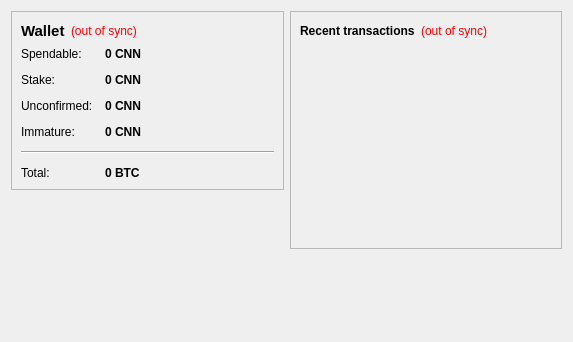
Above: src/qt/forms/overviewpage.ui from cannationproject/cannation before the change. Below: the same form after it.
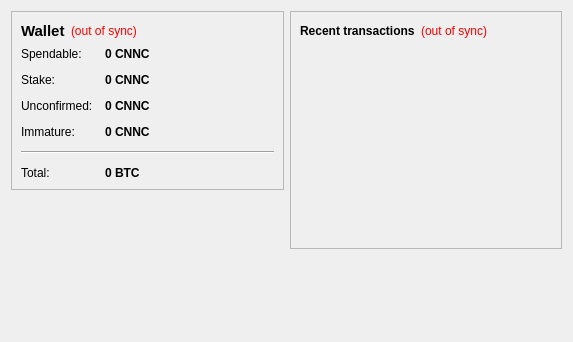
That is the form after the change.

```diff
--- a/src/qt/forms/overviewpage.ui
+++ b/src/qt/forms/overviewpage.ui
@@ -105,7 +105,7 @@
              <string>Your current spendable balance</string>
             </property>
             <property name="text">
-             <string notr="true">0 CNN</string>
+             <string notr="true">0 CNNC</string>
             </property>
             <property name="textInteractionFlags">
              <set>Qt::LinksAccessibleByMouse|Qt::TextSelectableByKeyboard|Qt::TextSelectableByMouse</set>
@@ -134,7 +134,7 @@
              <string>Total of coins that was staked, and do not yet count toward the current balance</string>
             </property>
             <property name="text">
-             <string notr="true">0 CNN</string>
+             <string notr="true">0 CNNC</string>
             </property>
             <property name="textInteractionFlags">
              <set>Qt::LinksAccessibleByMouse|Qt::TextSelectableByKeyboard|Qt::TextSelectableByMouse</set>
@@ -163,7 +163,7 @@
              <string>Total of transactions that have yet to be confirmed, and do not yet count toward the current balance</string>
             </property>
             <property name="text">
-             <string notr="true">0 CNN</string>
+             <string notr="true">0 CNNC</string>
             </property>
             <property name="textInteractionFlags">
              <set>Qt::LinksAccessibleByMouse|Qt::TextSelectableByKeyboard|Qt::TextSelectableByMouse</set>
@@ -189,7 +189,7 @@
              <string>Mined balance that has not yet matured</string>
             </property>
             <property name="text">
-             <string notr="true">0 CNN</string>
+             <string notr="true">0 CNNC</string>
             </property>
             <property name="textInteractionFlags">
              <set>Qt::LinksAccessibleByMouse|Qt::TextSelectableByKeyboard|Qt::TextSelectableByMouse</set>
```
